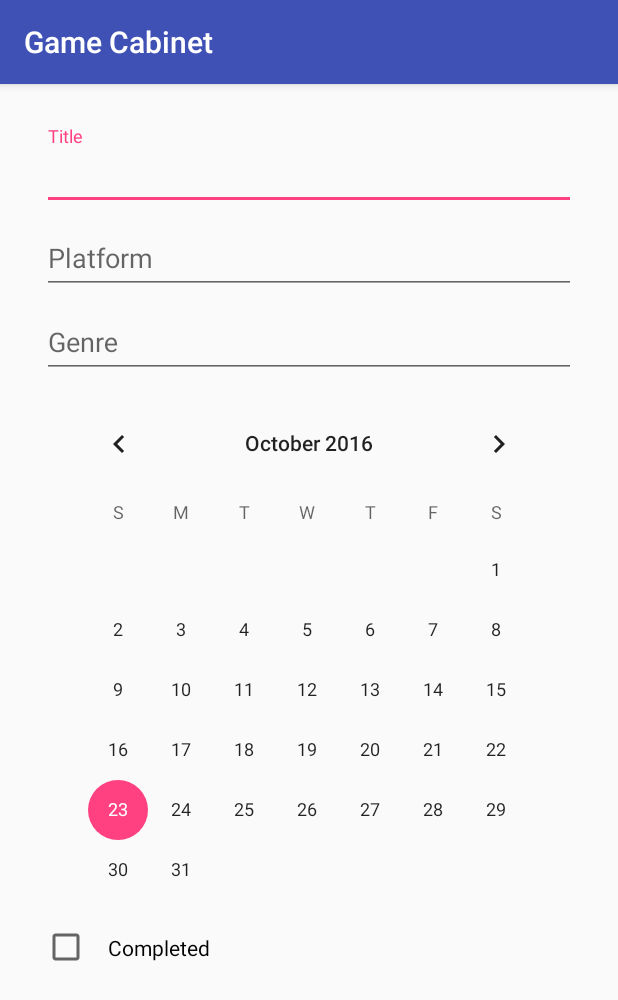
After one commit to johnryM/game-cabinet-android, an Android app: the EditorActivity screen opened directly, with no data from a screen before it, on a phone screen of 412 x 824 dp. The commit adds this screen. Shown: the top 1000 px of the screen. Run offline under Robolectric (Android 15) with nearby library versions, the phone set to English and light mode, and no system bars.

Commit message:
Open a game info page when game cabinet entry is opened + first implementation of an edit game page + refactoring

```diff
--- a/app/build.gradle
+++ b/app/build.gradle
@@ -21,8 +21,8 @@ android {
 
 dependencies {
     compile fileTree(dir: 'libs', include: ['*.jar'])
+    compile 'com.android.support:appcompat-v7:24.2.1'
+    compile 'com.android.support:design:24.2.1'
+    compile 'com.android.support:support-v4:24.2.1'
     testCompile 'junit:junit:4.12'
-    compile 'com.android.support:appcompat-v7:24.1.1'
-    compile 'com.android.support:design:24.1.1'
-    compile 'com.android.support:support-v4:24.1.1'
 }
--- a/app/src/main/AndroidManifest.xml
+++ b/app/src/main/AndroidManifest.xml
@@ -18,6 +18,10 @@
                 <category android:name="android.intent.category.LAUNCHER"/>
             </intent-filter>
         </activity>
+        <activity android:name=".EditorActivity">
+        </activity>
+        <activity android:name=".GameActivity">
+        </activity>
     </application>
 
 </manifest>
--- /dev/null
+++ b/app/src/main/java/com/skeeno/android/gamecabinet/EditorActivity.java
@@ -0,0 +1,27 @@
+package com.skeeno.android.gamecabinet;
+
+import android.support.v4.app.Fragment;
+import android.support.v4.app.FragmentManager;
+import android.support.v7.app.AppCompatActivity;
+import android.os.Bundle;
+
+import com.skeeno.android.gamecabinet.Fragment.EditorFragment;
+
+public class EditorActivity extends AppCompatActivity {
+
+    @Override
+    protected void onCreate(Bundle savedInstanceState) {
+        super.onCreate(savedInstanceState);
+        setContentView(R.layout.activity_editor);
+
+        final FragmentManager fragmentManager = getSupportFragmentManager();
+        Fragment editorFragment = fragmentManager.findFragmentById(R.id.activity_editor_container);
+
+        if(editorFragment == null) {
+            editorFragment = new EditorFragment();
+            fragmentManager.beginTransaction()
+                    .add(R.id.activity_editor_container, editorFragment)
+                    .commit();
+        }
+    }
+}
--- /dev/null
+++ b/app/src/main/java/com/skeeno/android/gamecabinet/Fragment/EditorFragment.java
@@ -0,0 +1,60 @@
+package com.skeeno.android.gamecabinet.Fragment;
+
+import android.content.Context;
+import android.net.Uri;
+import android.os.Bundle;
+import android.support.v4.app.Fragment;
+import android.view.LayoutInflater;
+import android.view.View;
+import android.view.ViewGroup;
+
+import com.skeeno.android.gamecabinet.R;
+
+public class EditorFragment extends Fragment {
+    // TODO: Rename parameter arguments, choose names that match
+    // the fragment initialization parameters, e.g. ARG_ITEM_NUMBER
+    private static final String ARG_PARAM1 = "param1";
+    private static final String ARG_PARAM2 = "param2";
+
+    // TODO: Rename and change types of parameters
+    private String mParam1;
+    private String mParam2;
+
+    public EditorFragment() {
+        // Required empty public constructor
+    }
+
+    /**
+     * Use this factory method to create a new instance of
+     * this fragment using the provided parameters.
+     *
+     * @param param1 Parameter 1.
+     * @param param2 Parameter 2.
+     * @return A new instance of fragment EditorFragment.
+     */
+    // TODO: Rename and change types and number of parameters
+    public static EditorFragment newInstance(String param1, String param2) {
+        EditorFragment fragment = new EditorFragment();
+        Bundle args = new Bundle();
+        args.putString(ARG_PARAM1, param1);
+        args.putString(ARG_PARAM2, param2);
+        fragment.setArguments(args);
+        return fragment;
+    }
+
+    @Override
+    public void onCreate(Bundle savedInstanceState) {
+        super.onCreate(savedInstanceState);
+        if (getArguments() != null) {
+            mParam1 = getArguments().getString(ARG_PARAM1);
+            mParam2 = getArguments().getString(ARG_PARAM2);
+        }
+    }
+
+    @Override
+    public View onCreateView(LayoutInflater inflater, ViewGroup container,
+                             Bundle savedInstanceState) {
+        // Inflate the layout for this fragment
+        return inflater.inflate(R.layout.fragment_editor, container, false);
+    }
+}
--- /dev/null
+++ b/app/src/main/res/layout/activity_editor.xml
@@ -0,0 +1,14 @@
+<?xml version="1.0" encoding="utf-8"?>
+<FrameLayout
+    xmlns:android="http://schemas.android.com/apk/res/android"
+    xmlns:tools="http://schemas.android.com/tools"
+    android:id="@+id/activity_editor_container"
+    android:layout_width="match_parent"
+    android:layout_height="match_parent"
+    android:paddingBottom="@dimen/activity_vertical_margin"
+    android:paddingLeft="@dimen/activity_horizontal_margin"
+    android:paddingRight="@dimen/activity_horizontal_margin"
+    android:paddingTop="@dimen/activity_vertical_margin"
+    tools:context="com.skeeno.android.gamecabinet.EditorActivity">
+
+</FrameLayout>
--- /dev/null
+++ b/app/src/main/res/layout/fragment_editor.xml
@@ -0,0 +1,73 @@
+<FrameLayout xmlns:android="http://schemas.android.com/apk/res/android"
+             xmlns:app="http://schemas.android.com/apk/res-auto"
+             xmlns:tools="http://schemas.android.com/tools"
+             android:id="@+id/editor_fragment_container"
+             android:layout_width="match_parent"
+             android:layout_height="match_parent"
+             tools:context="com.skeeno.android.gamecabinet.Fragment.EditorFragment">
+
+    <ScrollView
+        android:layout_width="match_parent"
+        android:layout_height="match_parent">
+
+        <LinearLayout
+            android:layout_width="match_parent"
+            android:layout_height="wrap_content"
+            android:orientation="vertical"
+            android:padding="12dp">
+
+            <android.support.design.widget.TextInputLayout
+                android:id="@+id/text_input_layout_title"
+                android:layout_width="match_parent"
+                android:layout_height="wrap_content">
+
+                <EditText
+                    android:id="@+id/edit_text_title"
+                    android:layout_width="match_parent"
+                    android:layout_height="wrap_content"
+                    android:hint="@string/title"/>
+            </android.support.design.widget.TextInputLayout>
+
+            <android.support.design.widget.TextInputLayout
+                android:id="@+id/text_input_layout_platform"
+                android:layout_width="match_parent"
+                android:layout_height="wrap_content">
+
+                <EditText
+                    android:id="@+id/edit_text_platform"
+                    android:layout_width="match_parent"
+                    android:layout_height="wrap_content"
+                    android:hint="@string/platform"/>
+            </android.support.design.widget.TextInputLayout>
+
+            <android.support.design.widget.TextInputLayout
+                android:id="@+id/text_input_layout_genre"
+                android:layout_width="match_parent"
+                android:layout_height="wrap_content">
+
+                <EditText
+                    android:id="@+id/edit_text_genre"
+                    android:layout_width="match_parent"
+                    android:layout_height="wrap_content"
+                    android:hint="@string/genre"/>
+            </android.support.design.widget.TextInputLayout>
+
+
+            <CalendarView
+                android:id="@+id/calendar"
+                android:layout_width="match_parent"
+                android:layout_height="match_parent"
+                android:layout_margin="10dp"/>
+
+            <CheckBox
+                android:layout_width="wrap_content"
+                android:layout_height="wrap_content"
+                android:checked="false"
+                android:padding="12dp"
+                android:text="@string/edit_completed_string"/>
+
+        </LinearLayout>
+
+    </ScrollView>
+
+</FrameLayout>
--- a/app/src/main/res/values/strings.xml
+++ b/app/src/main/res/values/strings.xml
@@ -4,4 +4,10 @@
 
     <!-- TODO: Remove or change this placeholder text -->
     <string name="hello_blank_fragment">Hello blank fragment</string>
+    <string name="editor_title_string">Title</string>
+    <string name="edit_platform_string">Platform</string>
+    <string name="edit_completed_string">Completed</string>
+    <string name="title">Title</string>
+    <string name="platform">Platform</string>
+    <string name="genre">Genre</string>
 </resources>
--- a/build.gradle
+++ b/build.gradle
@@ -5,7 +5,7 @@ buildscript {
         jcenter()
     }
     dependencies {
-        classpath 'com.android.tools.build:gradle:2.1.2'
+        classpath 'com.android.tools.build:gradle:2.2.1'
 
         // NOTE: Do not place your application dependencies here; they belong
         // in the individual module build.gradle files
```
Also changed, not shown: app/src/main/java/com/skeeno/android/gamecabinet/Fragment/CabinetFragment.java (+20 -4 lines), app/src/main/java/com/skeeno/android/gamecabinet/Fragment/GameInfoFragment.java (added, +75 -0 lines), app/src/main/java/com/skeeno/android/gamecabinet/GameActivity.java (added, +43 -0 lines), app/src/main/java/com/skeeno/android/gamecabinet/MainActivity.java (+6 -3 lines), app/src/main/java/com/skeeno/android/gamecabinet/Model/GameManager.java (+12 -19 lines), app/src/main/java/com/skeeno/android/gamecabinet/Model/GameModel.java (+54 -5 lines), app/src/main/java/com/skeeno/android/gamecabinet/Model/GameModelBuilder.java (deleted, +0 -34 lines), app/src/main/java/com/skeeno/android/gamecabinet/Utils/HelperUtils.java (added, +78 -0 lines), app/src/main/res/layout/activity_game.xml (added, +12 -0 lines), app/src/main/res/layout/fragment_game_info.xml (added, +60 -0 lines), gradle/wrapper/gradle-wrapper.properties.
